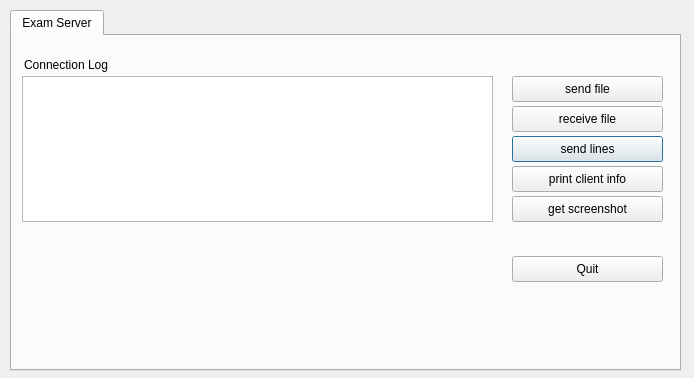
Before: the Qt Designer form teacher.ui in valueerrorx/life-exam, drawn with Qt 5.
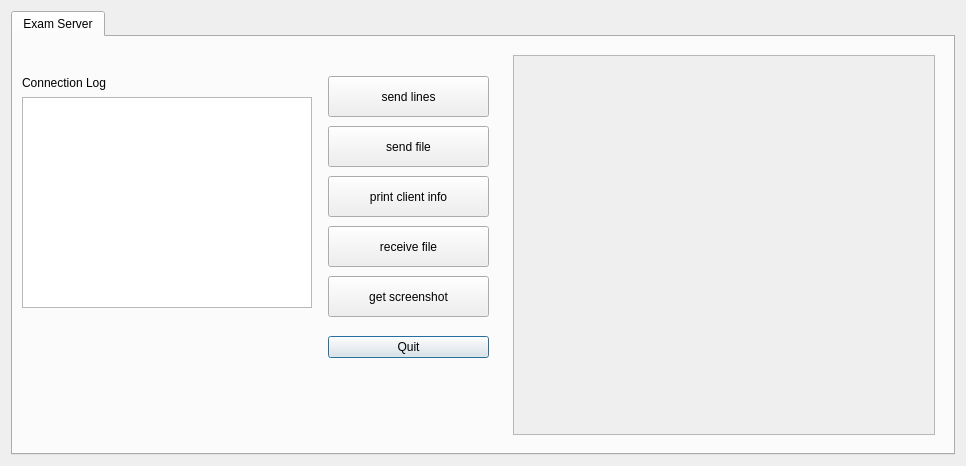
After: the same form once the commit is applied. Icons and pictures are not drawn.

Commit message: added new class FlowLayout for client previews

The edit to the form file:
```diff
--- a/teacher.ui
+++ b/teacher.ui
@@ -7,8 +7,8 @@
    <rect>
     <x>0</x>
     <y>0</y>
-    <width>694</width>
-    <height>378</height>
+    <width>966</width>
+    <height>466</height>
    </rect>
   </property>
   <property name="sizePolicy">
@@ -17,18 +17,6 @@
     <verstretch>0</verstretch>
    </sizepolicy>
   </property>
-  <property name="minimumSize">
-   <size>
-    <width>694</width>
-    <height>378</height>
-   </size>
-  </property>
-  <property name="maximumSize">
-   <size>
-    <width>694</width>
-    <height>378</height>
-   </size>
-  </property>
   <property name="windowTitle">
    <string>Exam Server</string>
   </property>
@@ -41,20 +29,14 @@
   <property name="modal">
    <bool>false</bool>
   </property>
+  <layout class="QGridLayout" name="gridLayout_3">
+   <item row="0" column="0">
   <widget class="QTabWidget" name="tabWidget">
-   <property name="geometry">
-    <rect>
-     <x>10</x>
-     <y>10</y>
-     <width>671</width>
-     <height>361</height>
-    </rect>
-   </property>
-   <property name="minimumSize">
-    <size>
-     <width>671</width>
-     <height>291</height>
-    </size>
+     <property name="sizePolicy">
+      <sizepolicy hsizetype="Preferred" vsizetype="Preferred">
+       <horstretch>0</horstretch>
+       <verstretch>0</verstretch>
+      </sizepolicy>
    </property>
    <property name="font">
     <font>
@@ -79,13 +61,50 @@
     <attribute name="title">
      <string>Exam Server</string>
     </attribute>
+      <layout class="QHBoxLayout" name="horizontalLayout">
+       <item>
+        <widget class="QWidget" name="column1" native="true">
+         <property name="sizePolicy">
+          <sizepolicy hsizetype="Preferred" vsizetype="Preferred">
+           <horstretch>0</horstretch>
+           <verstretch>0</verstretch>
+          </sizepolicy>
+         </property>
+         <property name="minimumSize">
+          <size>
+           <width>300</width>
+           <height>310</height>
+          </size>
+         </property>
+         <widget class="QTextBrowser" name="logwidget">
+          <property name="geometry">
+           <rect>
+            <x>0</x>
+            <y>51</y>
+            <width>290</width>
+            <height>211</height>
+           </rect>
+          </property>
+          <property name="sizePolicy">
+           <sizepolicy hsizetype="Preferred" vsizetype="Fixed">
+            <horstretch>0</horstretch>
+            <verstretch>0</verstretch>
+           </sizepolicy>
+          </property>
+          <property name="minimumSize">
+           <size>
+            <width>290</width>
+            <height>0</height>
+           </size>
+          </property>
+         </widget>
     <widget class="QLabel" name="infolabel">
      <property name="geometry">
       <rect>
        <x>0</x>
-       <y>10</y>
-       <width>311</width>
-       <height>31</height>
+            <y>30</y>
+            <width>131</width>
+            <height>16</height>
       </rect>
      </property>
      <property name="font">
@@ -104,42 +123,16 @@
       <bool>true</bool>
      </property>
      <property name="indent">
-      <number>12</number>
-     </property>
-    </widget>
-    <widget class="QPushButton" name="doit_3">
-     <property name="geometry">
-      <rect>
-       <x>500</x>
-       <y>100</y>
-       <width>151</width>
-       <height>26</height>
-      </rect>
-     </property>
-     <property name="text">
-      <string>send lines</string>
-     </property>
-    </widget>
-    <widget class="QPushButton" name="exit">
-     <property name="geometry">
-      <rect>
-       <x>500</x>
-       <y>220</y>
-       <width>151</width>
-       <height>26</height>
-      </rect>
-     </property>
-     <property name="text">
-      <string>Quit</string>
+           <number>-8</number>
      </property>
     </widget>
     <widget class="QLabel" name="label">
      <property name="geometry">
       <rect>
-       <x>10</x>
-       <y>200</y>
-       <width>59</width>
-       <height>51</height>
+            <x>0</x>
+            <y>270</y>
+            <width>61</width>
+            <height>41</height>
       </rect>
      </property>
      <property name="text">
@@ -149,79 +142,206 @@
       <pixmap>drive.png</pixmap>
      </property>
     </widget>
+        </widget>
+       </item>
+       <item>
+        <widget class="QWidget" name="column2" native="true">
+         <property name="sizePolicy">
+          <sizepolicy hsizetype="Fixed" vsizetype="Preferred">
+           <horstretch>0</horstretch>
+           <verstretch>0</verstretch>
+          </sizepolicy>
+         </property>
+         <property name="minimumSize">
+          <size>
+           <width>170</width>
+           <height>310</height>
+          </size>
+         </property>
+         <property name="maximumSize">
+          <size>
+           <width>170</width>
+           <height>16777215</height>
+          </size>
+         </property>
+         <widget class="QPushButton" name="exit">
+          <property name="geometry">
+           <rect>
+            <x>0</x>
+            <y>290</y>
+            <width>161</width>
+            <height>22</height>
+           </rect>
+          </property>
+          <property name="text">
+           <string>Quit</string>
+          </property>
+         </widget>
+         <widget class="QPushButton" name="doit_5">
+          <property name="geometry">
+           <rect>
+            <x>0</x>
+            <y>230</y>
+            <width>161</width>
+            <height>41</height>
+           </rect>
+          </property>
+          <property name="sizePolicy">
+           <sizepolicy hsizetype="Preferred" vsizetype="Preferred">
+            <horstretch>0</horstretch>
+            <verstretch>0</verstretch>
+           </sizepolicy>
+          </property>
+          <property name="text">
+           <string>get screenshot</string>
+          </property>
+         </widget>
     <widget class="QPushButton" name="doit_2">
      <property name="geometry">
       <rect>
-       <x>500</x>
-       <y>70</y>
-       <width>151</width>
-       <height>26</height>
-      </rect>
-     </property>
+            <x>0</x>
+            <y>180</y>
+            <width>161</width>
+            <height>41</height>
+           </rect>
+          </property>
+          <property name="sizePolicy">
+           <sizepolicy hsizetype="Preferred" vsizetype="Preferred">
+            <horstretch>0</horstretch>
+            <verstretch>0</verstretch>
+           </sizepolicy>
+          </property>
      <property name="text">
       <string>receive file</string>
      </property>
     </widget>
-    <widget class="QTextBrowser" name="logwidget">
-     <property name="geometry">
-      <rect>
-       <x>10</x>
-       <y>40</y>
-       <width>471</width>
-       <height>146</height>
-      </rect>
-     </property>
-    </widget>
-    <widget class="QPushButton" name="doit_1">
-     <property name="geometry">
-      <rect>
-       <x>500</x>
-       <y>40</y>
-       <width>151</width>
-       <height>26</height>
-      </rect>
-     </property>
-     <property name="text">
-      <string>send file</string>
-     </property>
-    </widget>
     <widget class="QPushButton" name="doit_4">
      <property name="geometry">
       <rect>
-       <x>500</x>
+            <x>0</x>
        <y>130</y>
-       <width>151</width>
-       <height>26</height>
-      </rect>
-     </property>
+            <width>161</width>
+            <height>41</height>
+           </rect>
+          </property>
+          <property name="sizePolicy">
+           <sizepolicy hsizetype="Preferred" vsizetype="Preferred">
+            <horstretch>0</horstretch>
+            <verstretch>0</verstretch>
+           </sizepolicy>
+          </property>
      <property name="text">
       <string>print client info</string>
      </property>
     </widget>
-    <widget class="QPushButton" name="doit_5">
+         <widget class="QPushButton" name="doit_1">
      <property name="geometry">
       <rect>
-       <x>500</x>
-       <y>160</y>
-       <width>151</width>
-       <height>26</height>
-      </rect>
-     </property>
+            <x>0</x>
+            <y>80</y>
+            <width>161</width>
+            <height>41</height>
+           </rect>
+          </property>
+          <property name="sizePolicy">
+           <sizepolicy hsizetype="Preferred" vsizetype="Preferred">
+            <horstretch>0</horstretch>
+            <verstretch>0</verstretch>
+           </sizepolicy>
+          </property>
      <property name="text">
-      <string>get screenshot</string>
-     </property>
-    </widget>
-   </widget>
-  </widget>
- </widget>
- <tabstops>
-  <tabstop>tabWidget</tabstop>
-  <tabstop>exit</tabstop>
-  <tabstop>doit_1</tabstop>
-  <tabstop>doit_2</tabstop>
-  <tabstop>doit_3</tabstop>
-  <tabstop>logwidget</tabstop>
- </tabstops>
+           <string>send file</string>
+          </property>
+         </widget>
+         <widget class="QPushButton" name="doit_3">
+          <property name="geometry">
+           <rect>
+            <x>0</x>
+            <y>30</y>
+            <width>161</width>
+            <height>41</height>
+           </rect>
+          </property>
+          <property name="sizePolicy">
+           <sizepolicy hsizetype="Preferred" vsizetype="Preferred">
+            <horstretch>0</horstretch>
+            <verstretch>0</verstretch>
+           </sizepolicy>
+          </property>
+          <property name="text">
+           <string>send lines</string>
+          </property>
+         </widget>
+        </widget>
+       </item>
+       <item>
+        <widget class="QWidget" name="column3" native="true">
+         <property name="sizePolicy">
+          <sizepolicy hsizetype="Expanding" vsizetype="Expanding">
+           <horstretch>0</horstretch>
+           <verstretch>0</verstretch>
+          </sizepolicy>
+         </property>
+         <property name="minimumSize">
+          <size>
+           <width>230</width>
+           <height>330</height>
+          </size>
+         </property>
+         <layout class="QHBoxLayout" name="horizontalLayout_2">
+          <item>
+           <widget class="QScrollArea" name="scrollArea">
+            <property name="sizePolicy">
+             <sizepolicy hsizetype="Expanding" vsizetype="Expanding">
+              <horstretch>0</horstretch>
+              <verstretch>0</verstretch>
+             </sizepolicy>
+            </property>
+            <property name="minimumSize">
+             <size>
+              <width>200</width>
+              <height>200</height>
+             </size>
+            </property>
+            <property name="frameShape">
+             <enum>QFrame::StyledPanel</enum>
+            </property>
+            <property name="frameShadow">
+             <enum>QFrame::Sunken</enum>
+            </property>
+            <property name="widgetResizable">
+             <bool>true</bool>
+            </property>
+            <property name="alignment">
+             <set>Qt::AlignLeading|Qt::AlignLeft|Qt::AlignVCenter</set>
+            </property>
+            <widget class="QWidget" name="shots">
+             <property name="geometry">
+              <rect>
+               <x>0</x>
+               <y>0</y>
+               <width>424</width>
+               <height>382</height>
+              </rect>
+             </property>
+             <property name="sizePolicy">
+              <sizepolicy hsizetype="Expanding" vsizetype="Expanding">
+               <horstretch>0</horstretch>
+               <verstretch>0</verstretch>
+              </sizepolicy>
+             </property>
+            </widget>
+           </widget>
+          </item>
+         </layout>
+        </widget>
+       </item>
+      </layout>
+     </widget>
+    </widget>
+   </item>
+  </layout>
+ </widget>
  <resources/>
  <connections/>
 </ui>
```
Lines whose indentation alone changed are shown as unchanged. The commit also changes 3 other files.
